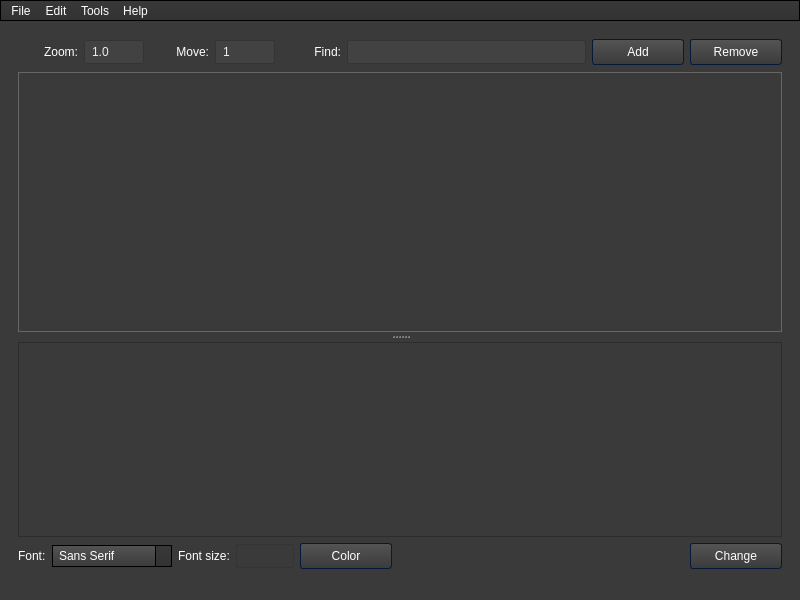
First picture: the form in forms/mainwindow.ui, repository WTS012201/Text-Extraction-Tool, before the edit.
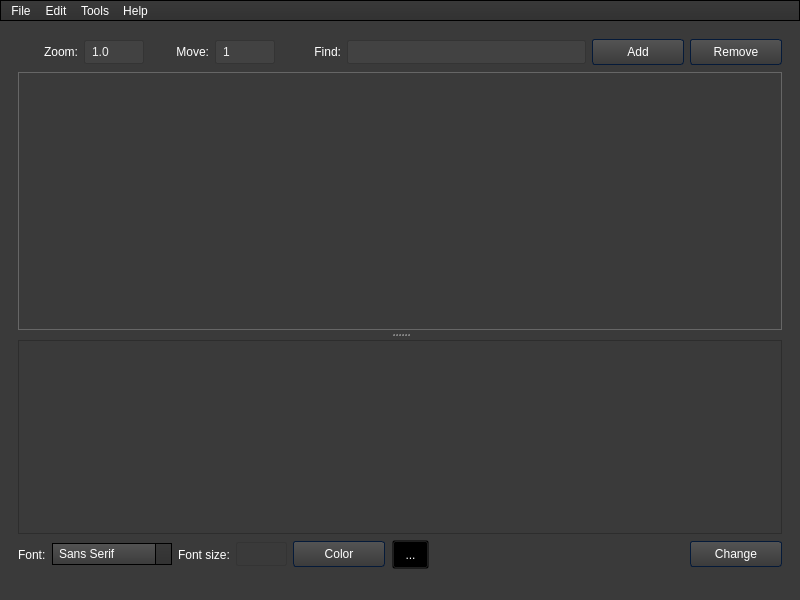
Second picture: the form after the edit. Icons and pictures are not drawn.

```diff
--- a/forms/mainwindow.ui
+++ b/forms/mainwindow.ui
@@ -1185,7 +1185,7 @@
                 </widget>
                </item>
                <item>
-                <layout class="QHBoxLayout" name="textOptions" stretch="0,2,0,1,0,5,0">
+                <layout class="QHBoxLayout" name="textOptions" stretch="0,2,0,1,0,0,5,0">
                  <item>
                   <widget class="QLabel" name="label_2">
                    <property name="text">
@@ -1260,6 +1260,13 @@
                    </property>
                   </widget>
                  </item>
+                 <item>
+                  <widget class="QToolButton" name="dropper">
+                   <property name="text">
+                    <string>...</string>
+                   </property>
+                  </widget>
+                 </item>
                  <item>
                   <spacer name="horizontalSpacer_2">
                    <property name="orientation">
```
Left out of the diff: 2 changed lines with no effect on the pictures.
